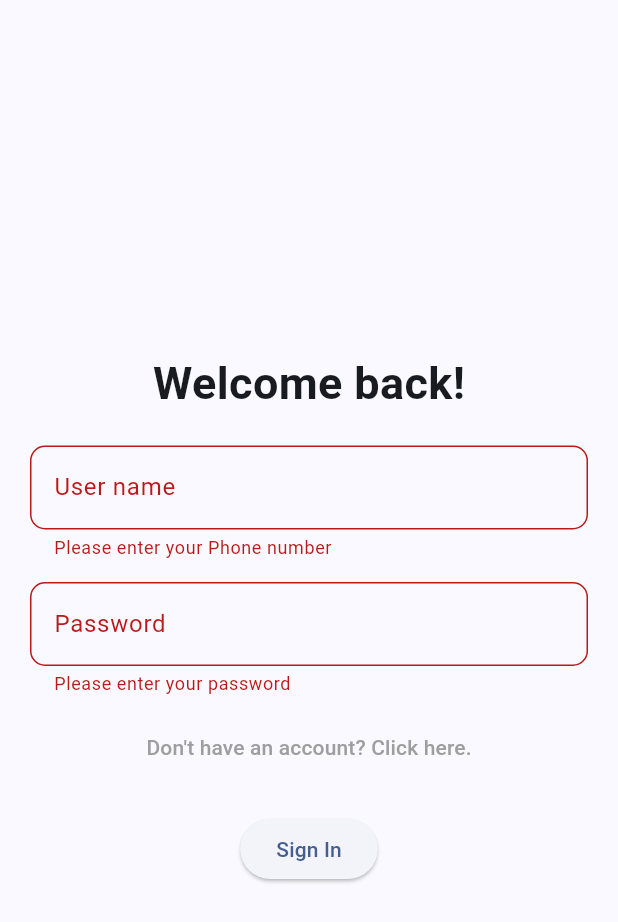
After one commit to ashish007ratz/shopping_app, a Flutter app: the screen it shows after launch, after a tap on "Sign In", on a phone screen of 412 x 824 dp. The commit adds this screen. Shown: the top 922 px of the screen. Run offline on Flutter 3.47's test engine with Material 3 defaults, Android fonts, the phone set to English and light mode, and no system bars; our stand-ins replace bloc, dio, flutter_bloc, hive_flutter; accounts and stored records are empty; network calls fail; statements that could not run were skipped.

Commit message:
Added login page for users

```diff
--- /dev/null
+++ b/lib/Storage/Storage.dart
@@ -0,0 +1,27 @@
+import 'package:hive_flutter/adapters.dart';
+
+class _Storage {
+  late Box auth;
+  late Box data;
+
+  bool isInitialized = false;
+
+   init()async{
+    if(isInitialized){
+      await Hive.initFlutter();
+      auth = await Hive.openBox("auth");
+      data = await Hive.openBox("data_box");
+      isInitialized = true;
+    }
+  }
+
+  dispose()async{
+    auth.close();
+    data.close();
+    isInitialized = false;
+  }
+
+}
+
+
+_Storage storage = _Storage();
--- /dev/null
+++ b/lib/bloc/user/bloc.dart
@@ -0,0 +1,5 @@
+
+
+import 'package:bloc/bloc.dart';
+
+// class UserBloc extends Cubit<>
--- a/lib/main.dart
+++ b/lib/main.dart
@@ -1,12 +1,12 @@
 import 'package:flutter/material.dart';
 import 'package:flutter_bloc/flutter_bloc.dart';
 import 'package:shopping_app/bloc/product/bloc.dart';
-import 'package:shopping_app/screens/Home/home.dart';
-
+import 'package:shopping_app/screens/app_init.dart';
 import 'bloc/cart/bloc.dart';
 import 'bloc/liked/bloc.dart';
 
 void main() {
+  WidgetsFlutterBinding.ensureInitialized();
   runApp(const MyApp());
 }
 
@@ -20,10 +20,10 @@ class MyApp extends StatelessWidget {
       child: MaterialApp(
         title: 'Flutter Demo',
         theme: ThemeData(
-          colorScheme: ColorScheme.fromSeed(seedColor: Colors.deepPurple),
+          colorScheme: ColorScheme.fromSeed(seedColor: Colors.blueAccent),
           useMaterial3: true,
         ),
-        home: HomeScreen(),
+        home: SplashScreen(),
       ),
       providers: [
         BlocProvider(create: (BuildContext context) => ProductsBloc()),
--- /dev/null
+++ b/lib/models/auth.dart
@@ -0,0 +1,48 @@
+import 'package:shopping_app/Storage/Storage.dart';
+import 'package:shopping_app/models/base.dart';
+
+class LoginUser extends BaseModel{
+  String endPoint = "https://fakestoreapi.com/auth/login";
+
+  String userName;
+  String password;
+
+  LoginUser(this.userName,this.password);
+
+
+  toJson()=>{
+    "username":this.userName,
+    "password": this.password,
+  };
+}
+
+class UserToken{
+  static String? get refreshToken => storage.auth.get(refreshKey, defaultValue: null);
+  static DateTime ? get refreshUpdatedAt {
+  var data = storage.auth. get (refreshTime, defaultValue: null);
+  if(data != null) return DateTime.parse(data);
+  else return null;
+}
+
+  static String? get authToken => storage.auth.get(authTokenKey, defaultValue: null);
+  static DateTime ? get authUpdatedAt {
+      var data = storage.auth.get(refreshTime, defaultValue: null);
+      if(data != null) return DateTime.parse(data);
+      else return null;
+    }
+
+  static String get refreshKey => "refresh_token";
+  static String get authTokenKey => "auth_token";
+  /// updated at time
+  static String get refreshTime => "refresh_time";
+  static String get authTime => "auth_time";
+
+  static set setRefreshToken(String token){
+    storage.auth.put(refreshKey, token);
+    storage.auth.put(refreshTime, DateTime.now().toIso8601String());
+  }
+  static set setAuthToken(String token){
+    storage.auth.put(authTokenKey, token);
+    storage.auth.put(authTime, DateTime.now().toIso8601String());
+  }
+}
--- /dev/null
+++ b/lib/models/base.dart
@@ -0,0 +1,24 @@
+import 'package:shopping_app/models/http.dart';
+
+class BaseModel {
+ String endPoint = "";
+ String listEndPoint = "";
+
+ Map<String,dynamic> toJson()=>{};
+
+
+ /// send data to server
+ Future SendData({Map<String, String>? qp}) async {
+   return http.PostData(this.endPoint,body: this.toJson());
+ }
+
+ /// Get data from server
+ Future GetData({Map<String, String>? qp}) async {
+   return http.GetData(this.endPoint);
+ }
+ /// Get data from server
+ Future List({Map<String, String>? qp}) async {
+   return http.GetData(this.listEndPoint);
+ }
+
+}
--- a/lib/models/product.dart
+++ b/lib/models/product.dart
@@ -39,7 +39,7 @@ class ProductModel {
 
   // Fetch list of Products
   static Future<List<ProductModel>> fetchProducts() async {
-    final response = await http.get('https://fakestoreapi.com/products');
+    final response = await http.GetData('https://fakestoreapi.com/products');
     if (response.statusCode == 200) {
       print(response);
       final List<dynamic> jsonProducts = response.data;
@@ -51,7 +51,7 @@ class ProductModel {
 
   // Fetch single Product by ID
   static Future<ProductModel> fetchProductById(int id) async {
-    final response = await http.get('https://fakestoreapi.com/products/$id');
+    final response = await http.GetData('https://fakestoreapi.com/products/$id');
     if (response.statusCode == 200) {
       /// converting response into json
       print(response.data);
--- /dev/null
+++ b/lib/screens/app_init.dart
@@ -0,0 +1,78 @@
+import 'package:flutter/material.dart';
+import 'package:shopping_app/Storage/Storage.dart';
+import 'package:shopping_app/screens/auth/login.dart';
+
+class SplashScreen extends StatefulWidget {
+  @override
+  _SplashScreenState createState() => _SplashScreenState();
+}
+
+class _SplashScreenState extends State<SplashScreen> with TickerProviderStateMixin {
+  late AnimationController _controller;
+  late Animation<double> _opacityAnimation;
+  late Animation<double> _scaleAnimation;
+  late Animation<Color?> _colorAnimation;
+  late Animation<Color?> _backgroundColorAnimation;
+
+  @override
+  void initState() {
+    setUpApp();
+    super.initState();
+    _controller = AnimationController(
+      duration: Duration(seconds: 3),
+      vsync: this,
+    );
+
+    _opacityAnimation = Tween<double>(
+      begin: 0.0,
+      end: 1.0,
+    ).animate(_controller);
+
+    _scaleAnimation = Tween<double>(
+      begin: 1.2,
+      end: 1.0,
+    ).animate(_controller);
+
+    _colorAnimation = ColorTween(
+      begin: Colors.yellow,
+      end: Colors.orange,
+    ).animate(_controller);
+
+    _backgroundColorAnimation = ColorTween(
+      begin: Color.fromRGBO(185, 242, 247, 1.0), // Light green
+      end: Color.fromRGBO(170, 233, 238, 1.0), // Darker green
+    ).animate(_controller);
+    _controller.forward();
+  }
+
+  setUpApp()async{
+    await storage.init();
+    await Future.delayed(Duration(seconds: 3));
+    Navigator.pushReplacement(context, MaterialPageRoute(builder: (ctx)=> SignInPage()));
+  }
+
+  @override
+  void dispose() {
+    _controller.dispose();
+    super.dispose();
+  }
+
+  @override
+  Widget build(BuildContext context) {
+    return Scaffold(
+      backgroundColor: _backgroundColorAnimation.value,
+      body: Center(
+        child: FadeTransition(
+          opacity: _opacityAnimation,
+          child: ScaleTransition(
+            scale: _scaleAnimation,
+            child: Image.asset(
+              'lib/assets/images/sun.png', // Replace with your sun image
+              color: _colorAnimation.value,
+            ),
+          ),
+        ),
+      ),
+    );
+  }
+}
--- /dev/null
+++ b/lib/screens/auth/login.dart
@@ -0,0 +1,135 @@
+import 'package:dio/dio.dart';
+import 'package:flutter/material.dart';
+import 'package:shopping_app/models/auth.dart';
+
+
+class SignInPage extends StatefulWidget {
+  @override
+  _SignInPageState createState() => _SignInPageState();
+}
+
+class _SignInPageState extends State<SignInPage> {
+  final _formKey = GlobalKey<FormState>();
+  late String userName;
+  late String password;
+  bool isLoading = false;
+
+  @override
+  Widget build(BuildContext context) {
+    return Scaffold(
+      body: SafeArea(
+        child: Padding(
+          padding: const EdgeInsets.symmetric(horizontal: 20, vertical: 30),
+          child: Form(
+            key: _formKey,
+            child: Column(
+              crossAxisAlignment: CrossAxisAlignment.center,
+              mainAxisAlignment: MainAxisAlignment.center,
+              children: [
+                Text(
+                  'Welcome back!',
+                  style: TextStyle(
+                    fontSize: 30,
+                    fontWeight: FontWeight.bold,
+                  ),
+                ),
+                SizedBox(height: 20),
+                TextFormField(
+                  decoration: InputDecoration(
+                    labelText: 'User name',
+                    border: OutlineInputBorder(
+                      borderRadius: BorderRadius.circular(10),
+                    ),
+                  ),
+                  // keyboardType: TextIn,
+                  validator: (value) {
+                    if (value?.isEmpty ?? true)
+                      return 'Please enter your Phone number';
+                    if (value!.length < 5)
+                      return "Phone number must be greater than 5";
+                    return null;
+                  },
+                  onSaved: (value) => setState(() => userName = value!),
+                ),
+                SizedBox(height: 15),
+                TextFormField(
+                  decoration: InputDecoration(
+                    labelText: 'Password',
+                    border: OutlineInputBorder(
+                      borderRadius: BorderRadius.circular(10),
+                    ),
+                  ),
+                  obscureText: true,
+                  validator: (value) {
+                    if (value?.isEmpty ?? false)
+                      return 'Please enter your password';
+                    else
+                      return null;
+                  },
+                  onSaved: (value) => setState(() => password = value!),
+                ),
+                SizedBox(height: 10),
+                TextButton(
+                  onPressed: (){},
+                  child: Text(
+                    'Don\'t have an account? Click here.',
+                    style: TextStyle(color: Colors.grey),
+                  ),
+                ),
+                SizedBox(height: 20),
+                /// stop  tab when already loading
+                ElevatedButton(
+                  onPressed: isLoading
+                      ? null
+                      : () async {
+                    isLoading = true;
+                    setState(() {});
+                    if (_formKey.currentState!.validate()) {
+                      _formKey.currentState!.save();
+                      await logInUser();
+                    }
+                    isLoading = false;
+                    setState(() {});
+                  },
+                  child: Row(
+                    mainAxisSize: MainAxisSize.min,
+                    children: [
+                      Text(isLoading ? "Signing..." : 'Sign In'),
+                      if (isLoading) ...[
+                        SizedBox(width: 20),
+                        SizedBox(
+                            height: 15,
+                            width: 15,
+                            child: CircularProgressIndicator(
+                              strokeWidth: 2,
+                            ))
+                      ]
+                    ],
+                  ),
+                ),
+              ],
+            ),
+          ),
+        ),
+      ),
+    );
+  }
+
+  logInUser() async {
+  await LoginUser(userName, password).SendData().then((value){
+    if(value is Response && value.statusCode == 200) {
+      value.data;
+
+    }
+    else{
+      isLoading = false;
+      setState(() {});
+      throw "false credentials";
+    }
+
+  }).onError((error, stackTrace) {
+    isLoading = false;
+    setState(() {});
+  });
+  }
+}
```
Also changed, not shown: lib/bloc/user/state.dart (added, +7 -0 lines), lib/models/http.dart (+16 -1 lines), lib/models/user.dart (added, +149 -0 lines), lib/screens/Home/Product/cart.dart (+4 -43 lines), pubspec.yaml (+5 -3 lines), lib/assets/images/sun.png (added), pubspec.lock, 1 other file.
